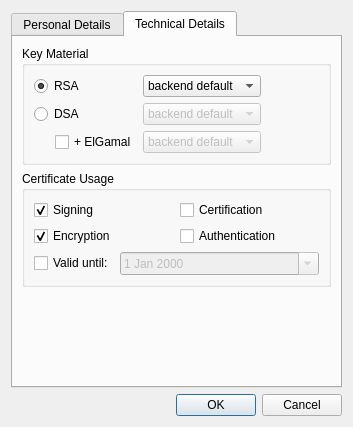
Qt form newcertificatewizard/advancedsettingsdialog.ui (sensama/kleopatra) before a commit.
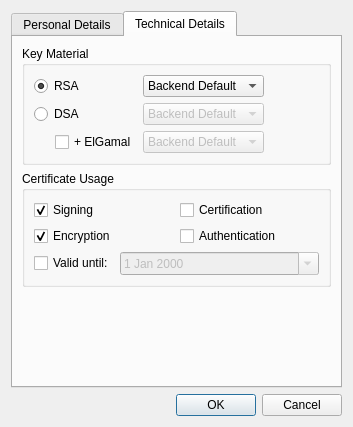
The same form after that commit. The open tabs and pages were chosen to show the change. Custom widgets are drawn as their Qt base class.

The edit to the form file:
```diff
--- a/newcertificatewizard/advancedsettingsdialog.ui
+++ b/newcertificatewizard/advancedsettingsdialog.ui
@@ -144,7 +144,7 @@
             </property>
             <item>
              <property name="text" >
-              <string>backend default</string>
+              <string>Backend Default</string>
              </property>
             </item>
             <item>
@@ -178,7 +178,7 @@
            <widget class="QComboBox" name="rsaKeyStrengthCB" >
             <item>
              <property name="text" >
-              <string>backend default</string>
+              <string>Backend Default</string>
              </property>
             </item>
             <item>
@@ -215,7 +215,7 @@
             </property>
             <item>
              <property name="text" >
-              <string>backend default</string>
+              <string>Backend Default</string>
              </property>
             </item>
             <item>
```
Left out of the diff: 24 changed lines with no effect on the pictures.
